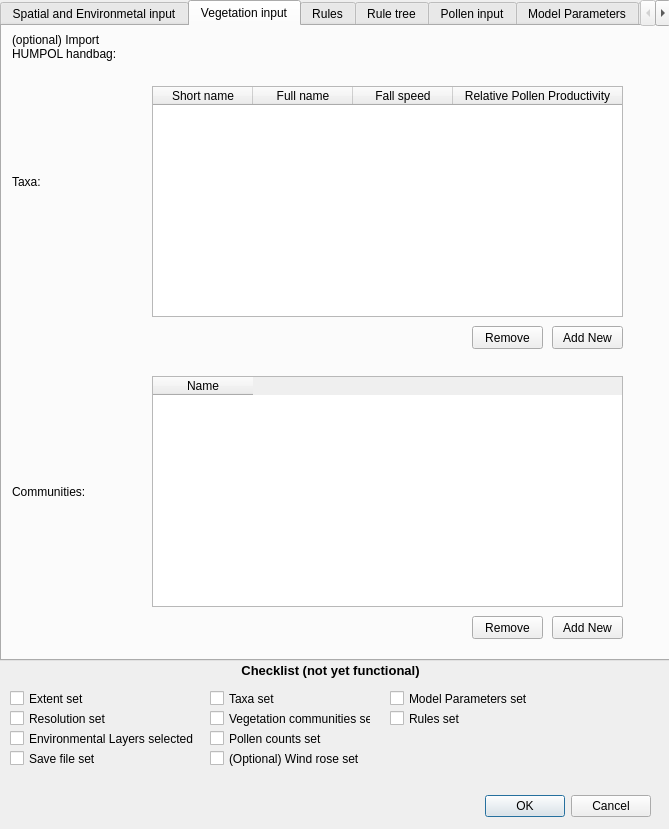
Old version of the form MSA_QGIS_dialog_base.ui in the repository ThyavdBerg/MSA-Q.
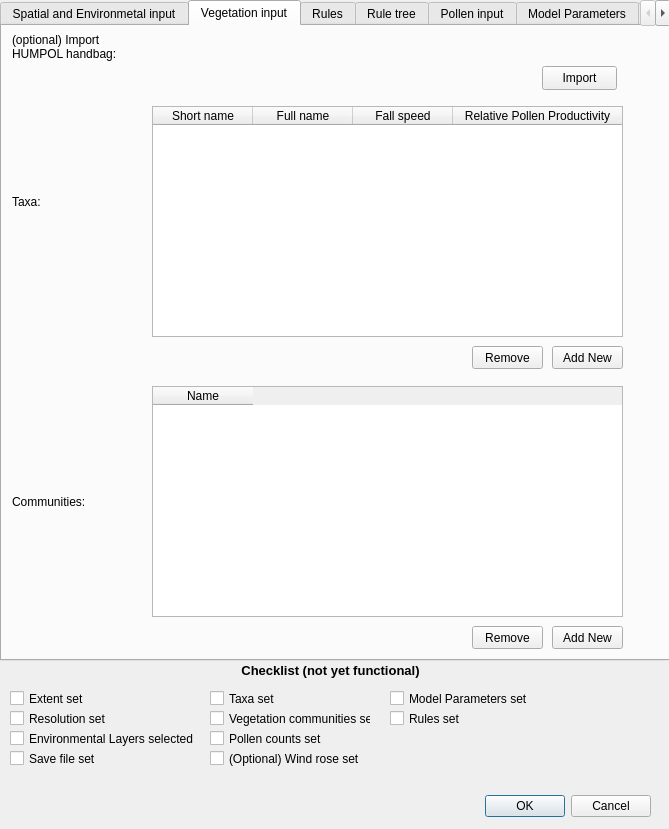
New version of the form. The open tabs and pages were chosen to show the change. Custom widgets are drawn as their Qt base class.

Commit message: taxa and vegetation community can now be read from .hum handbag file

```diff
--- a/MSA_QGIS_dialog_base.ui
+++ b/MSA_QGIS_dialog_base.ui
@@ -366,7 +366,7 @@
      <property name="geometry">
       <rect>
        <x>150</x>
-       <y>60</y>
+       <y>80</y>
        <width>471</width>
        <height>231</height>
       </rect>
@@ -411,7 +411,7 @@
      <property name="geometry">
       <rect>
        <x>550</x>
-       <y>300</y>
+       <y>320</y>
        <width>71</width>
        <height>23</height>
       </rect>
@@ -424,7 +424,7 @@
      <property name="geometry">
       <rect>
        <x>10</x>
-       <y>140</y>
+       <y>160</y>
        <width>131</width>
        <height>31</height>
       </rect>
@@ -440,7 +440,7 @@
      <property name="geometry">
       <rect>
        <x>150</x>
-       <y>350</y>
+       <y>360</y>
        <width>471</width>
        <height>231</height>
       </rect>
@@ -464,7 +464,7 @@
      <property name="geometry">
       <rect>
        <x>550</x>
-       <y>590</y>
+       <y>600</y>
        <width>71</width>
        <height>23</height>
       </rect>
@@ -477,7 +477,7 @@
      <property name="geometry">
       <rect>
        <x>10</x>
-       <y>450</y>
+       <y>460</y>
        <width>131</width>
        <height>31</height>
       </rect>
@@ -493,7 +493,7 @@
      <property name="geometry">
       <rect>
        <x>470</x>
-       <y>590</y>
+       <y>600</y>
        <width>71</width>
        <height>23</height>
       </rect>
@@ -506,7 +506,7 @@
      <property name="geometry">
       <rect>
        <x>470</x>
-       <y>300</y>
+       <y>320</y>
        <width>71</width>
        <height>23</height>
       </rect>
@@ -515,6 +515,19 @@
       <string>Remove</string>
      </property>
     </widget>
+    <widget class="QPushButton" name="pushButton_importHandbag">
+     <property name="geometry">
+      <rect>
+       <x>540</x>
+       <y>40</y>
+       <width>75</width>
+       <height>24</height>
+      </rect>
+     </property>
+     <property name="text">
+      <string>Import</string>
+     </property>
+    </widget>
    </widget>
    <widget class="QWidget" name="tab_rules">
     <attribute name="title">
```
Left out of the diff: 10 changed lines with no effect on the pictures. The commit also changes 5 other files.
